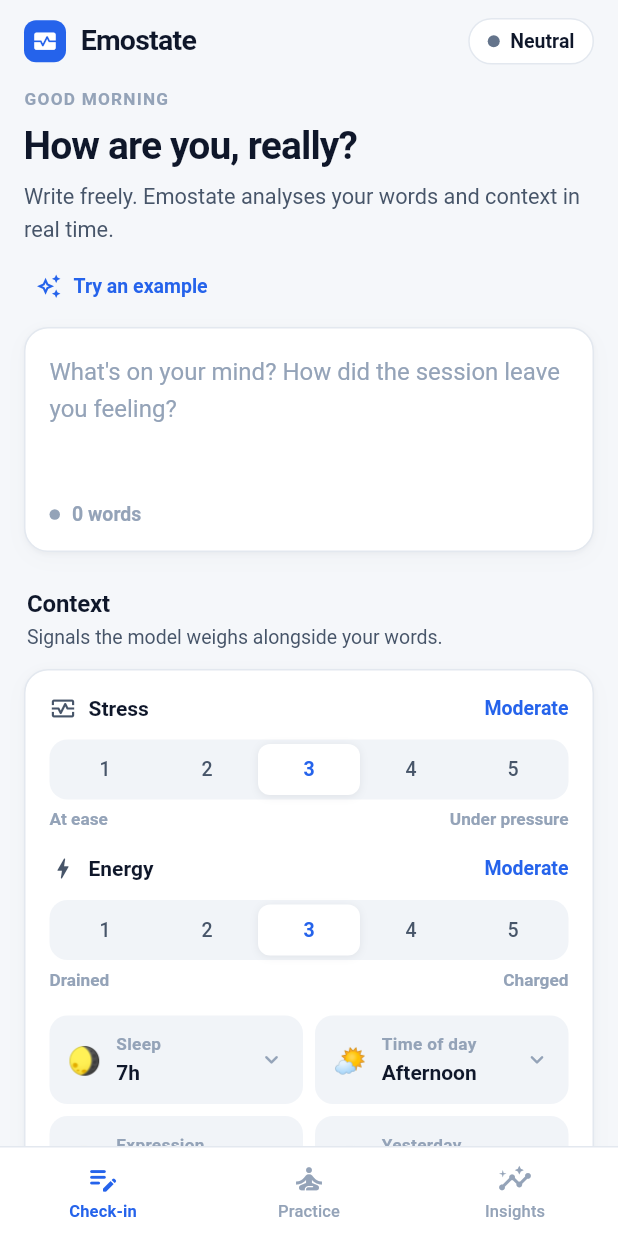
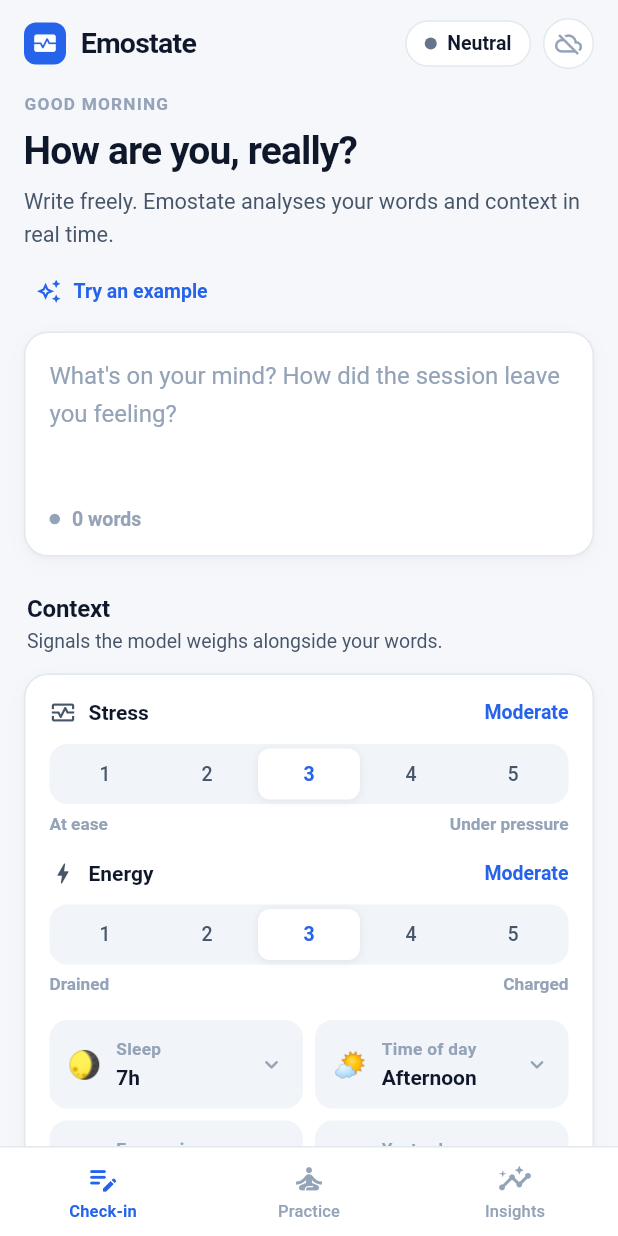
Before and after one commit to Dishagangwar/Emotional_Intelligence_System, a Flutter app: the screen it shows after launch, after a tap on the "close" icon, on a phone screen of 412 x 824 dp. Run offline on Flutter 3.47's test engine with Material 3 defaults, Android fonts, the phone set to English and light mode, and no system bars; our stand-ins replace supabase_flutter; accounts and stored records are empty.

Commit message:
Explain missing Supabase key instead of hiding sign-in
Builds made without --dart-define-from-file=supabase.json previously hid
the account button entirely. Now a cloud-off button opens a sheet that
explains why cloud sync is off and shows the correct build command.

Co-Authored-By: Claude Opus 5.5 <noreply@anthropic.com>

```diff
--- a/flutter_ui/lib/screens/account/account_sheet.dart
+++ b/flutter_ui/lib/screens/account/account_sheet.dart
@@ -57,11 +57,7 @@ class _OfflineInfo extends StatelessWidget {
       children: [
         Text('Cloud sync is off', style: context.text.headlineSmall),
         const SizedBox(height: EmoSpace.xs),
-        Text(
-          'This build has no Supabase key, so check-ins stay on this device and are not saved. '
-          'Run the app with --dart-define-from-file=supabase.json to enable accounts and history.',
-          style: context.text.bodyMedium,
-        ),
+        Text(Backend.offlineReason, style: context.text.bodyMedium),
       ],
     );
   }
--- a/flutter_ui/lib/screens/home_screen.dart
+++ b/flutter_ui/lib/screens/home_screen.dart
@@ -193,15 +193,39 @@ class _BrandHeader extends StatelessWidget {
   }
 }
 
-/// Avatar button in the header; opens the account sheet. Hidden when cloud
-/// sync isn't configured.
+/// Avatar button in the header; opens the account sheet (or, when cloud sync
+/// is off, an explanation of why).
 class _AccountButton extends StatelessWidget {
   const _AccountButton();
 
   @override
   Widget build(BuildContext context) {
-    if (!Backend.isAvailable) return const SizedBox.shrink();
     final p = context.emo;
+    // Always visible: when cloud sync is off this explains why, instead of
+    // silently hiding sign-in.
+    if (!Backend.isAvailable) {
+      return Padding(
+        padding: const EdgeInsets.only(left: EmoSpace.xs),
+        child: Pressable(
+          onTap: () => showAccountSheet(context),
+          semanticLabel: 'Cloud sync is off',
+          child: Container(
+            width: 34,
+            height: 34,
+            decoration: BoxDecoration(
+              color: p.surface,
+              shape: BoxShape.circle,
+              border: Border.all(color: p.border),
+            ),
+            child: Icon(
+              Icons.cloud_off_outlined,
+              size: 18,
+              color: p.textTertiary,
+            ),
+          ),
+        ),
+      );
+    }
     return StreamBuilder(
       stream: AuthService.changes,
       builder: (context, _) {
--- a/flutter_ui/lib/services/backend.dart
+++ b/flutter_ui/lib/services/backend.dart
@@ -7,8 +7,20 @@ import '../config/supabase_config.dart';
 /// not configured or failed to start.
 abstract final class Backend {
   static bool _ready = false;
+  static Object? _initError;
 
   static bool get isAvailable => _ready;
+
+  /// Why cloud sync is off, for the in-app explanation.
+  static String get offlineReason {
+    if (!SupabaseConfig.isConfigured) {
+      return 'This build was made without a Supabase key, so accounts and history are turned off. '
+          'Rebuild with --dart-define-from-file=supabase.json, for example:\n\n'
+          'flutter build apk --release --dart-define-from-file=supabase.json';
+    }
+    return 'Cloud sync could not start${_initError != null ? ' ($_initError)' : ''}. '
+        'Check your connection and restart the app.';
+  }
 
   static SupabaseClient get client => Supabase.instance.client;
 
@@ -22,8 +34,9 @@ abstract final class Backend {
         publishableKey: SupabaseConfig.publishableKey,
       );
       _ready = true;
-    } catch (_) {
+    } catch (e) {
       _ready = false;
+      _initError = e;
     }
   }
 }
```
Also changed, not shown: 1 other file.
